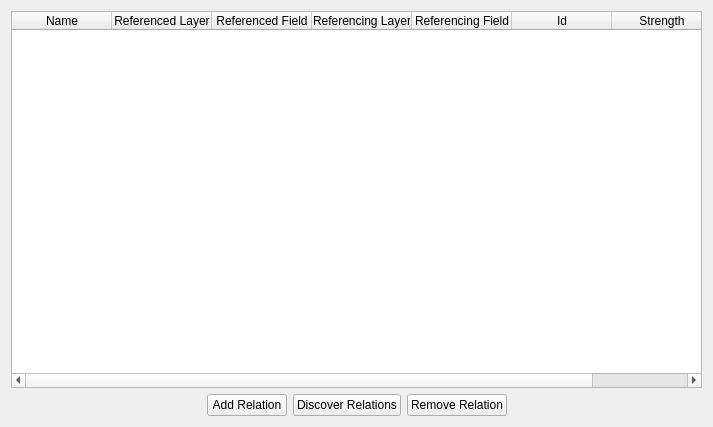
Qt form src/ui/qgsrelationmanagerdialogbase.ui (carsmie/QGIS) before a commit.
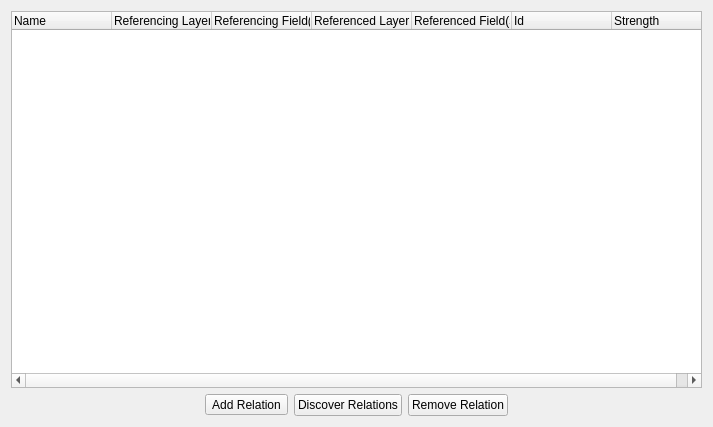
The same form after that commit. Icons and pictures are not drawn.

Commit message: Added support for dynamic relations

The edit to the form file:
```diff
--- a/src/ui/qgsrelationmanagerdialogbase.ui
+++ b/src/ui/qgsrelationmanagerdialogbase.ui
@@ -15,54 +15,33 @@
   </property>
   <layout class="QVBoxLayout" name="verticalLayout">
    <item>
-    <widget class="QTableWidget" name="mRelationsTable">
+    <widget class="QTreeWidget" name="mRelationsTree">
      <property name="selectionBehavior">
       <enum>QAbstractItemView::SelectRows</enum>
      </property>
-     <property name="sortingEnabled">
-      <bool>true</bool>
-     </property>
-     <attribute name="horizontalHeaderStretchLastSection">
-      <bool>true</bool>
-     </attribute>
-     <attribute name="verticalHeaderShowSortIndicator" stdset="0">
-      <bool>true</bool>
-     </attribute>
      <column>
       <property name="text">
        <string>Name</string>
       </property>
      </column>
-     <column>
-      <property name="text">
-       <string>Referenced Layer</string>
-      </property>
-      <property name="toolTip">
-       <string>Referenced Layer (Parent)</string>
-      </property>
-     </column>
-     <column>
-      <property name="text">
-       <string>Referenced Field</string>
-      </property>
-      <property name="toolTip">
-       <string>Referenced Field</string>
-      </property>
-     </column>
      <column>
       <property name="text">
        <string>Referencing Layer</string>
       </property>
-      <property name="toolTip">
-       <string>Referencing Layer (Child)</string>
+     </column>
+     <column>
+      <property name="text">
+       <string>Referencing Field(s)</string>
       </property>
      </column>
      <column>
       <property name="text">
-       <string>Referencing Field</string>
+       <string>Referenced Layer</string>
       </property>
-      <property name="toolTip">
-       <string>Referencing Field</string>
+     </column>
+     <column>
+      <property name="text">
+       <string>Referenced Field(s)</string>
       </property>
      </column>
      <column>
@@ -99,7 +78,7 @@
       </spacer>
      </item>
      <item>
-      <widget class="QPushButton" name="mBtnAddRelation">
+      <widget class="QToolButton" name="mBtnAddRelation">
        <property name="text">
         <string>Add Relation</string>
        </property>
@@ -107,6 +86,9 @@
         <iconset resource="../../images/images.qrc">
          <normaloff>:/images/themes/default/symbologyAdd.svg</normaloff>:/images/themes/default/symbologyAdd.svg</iconset>
        </property>
+       <property name="toolButtonStyle">
+        <enum>Qt::ToolButtonTextBesideIcon</enum>
+       </property>
       </widget>
      </item>
      <item>
```
Left out of the diff: 14 changed lines with no effect on the pictures. The commit also changes 10 other files.
